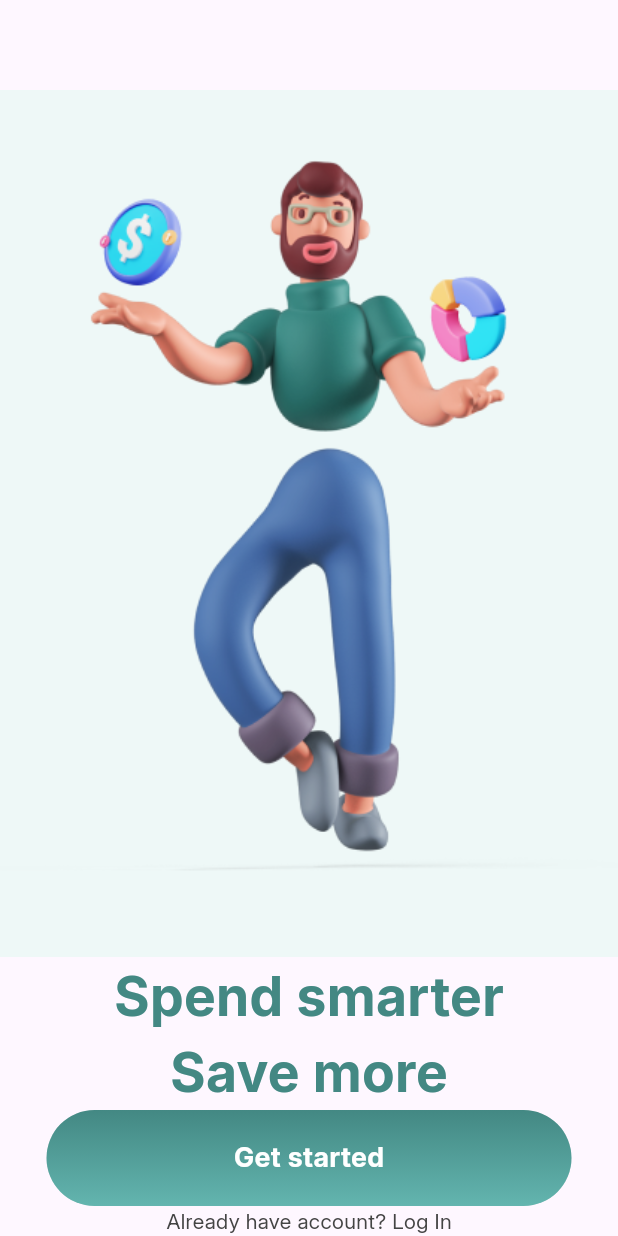
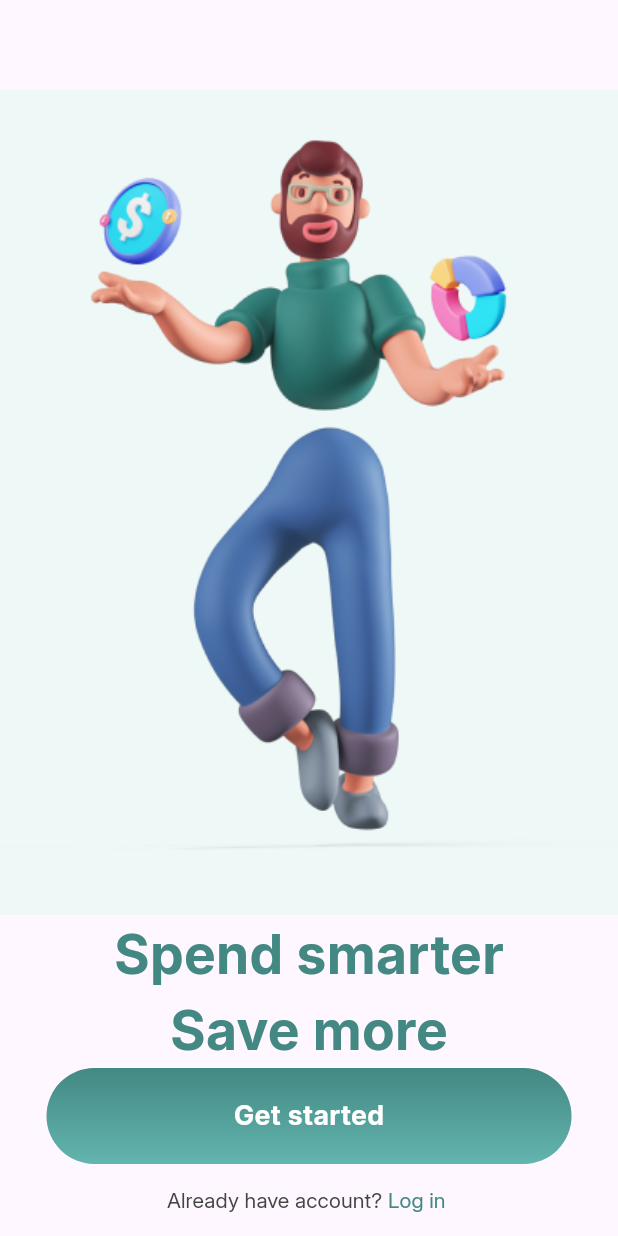
Before and after one commit to alvaro-veiga/finace-app, a Flutter app: the screen it shows after launch, on a phone screen of 412 x 824 dp. Run offline on Flutter 3.47's test engine with Material 3 defaults, Android fonts, the phone set to English and light mode, and no system bars.

Commit message:
feat: create custom button

```diff
--- a/finance_app/lib/features/onboarding/onboarding_page.dart
+++ b/finance_app/lib/features/onboarding/onboarding_page.dart
@@ -1,7 +1,9 @@
 import 'dart:math';
 
 import 'package:finance_app/common/constants/app_collors.dart';
+import 'package:finance_app/widgets/custom_text_button.dart';
 import 'package:finance_app/widgets/primary_button.dart';
+import 'package:flutter/gestures.dart';
 import 'package:flutter/material.dart';
 import 'package:flutter/widgets.dart';
 
@@ -35,14 +37,27 @@ class OnboardingPage extends StatelessWidget {
             color: AppCollors.greenlightTwo
           ),),
           PrimaryButton(text: 'Get started', onPressed: () {},),
-
-
-          const Text('Already have account? Log In', style: TextStyle(
+          CustomTextButton(
+          onPressed: () => log(1),
+          children: [
+          Text(
+            'Already have account? ',
+            style: TextStyle(
+              fontFamily: 'inter',
+              fontSize: 14.0,
+              fontWeight: FontWeight.w500,
+              color: AppCollors.grey
+            )
+          ),
+        Text(
+          'Log in ',
+          style: TextStyle(
             fontFamily: 'inter',
             fontSize: 14.0,
             fontWeight: FontWeight.w500,
-            color: AppCollors.grey
-          ),)
+            color: AppCollors.greenlightTwo
+          )
+        )],),
         ],
       ),
       ),
--- /dev/null
+++ b/finance_app/lib/widgets/custom_text_button.dart
@@ -0,0 +1,23 @@
+import 'package:flutter/material.dart';
+
+class CustomTextButton extends StatelessWidget {
+  final List<Text> children;
+  final VoidCallback onPressed;
+
+  const CustomTextButton({
+    Key? key,
+    required this.children,
+    required this.onPressed,
+  }) : super(key: key);
+
+  @override
+  Widget build(BuildContext context) {
+    return TextButton(
+      onPressed: onPressed,
+      child: Row(
+        mainAxisAlignment: MainAxisAlignment.center,
+        children: children,
+      ),
+    );
+  }
+}
```
